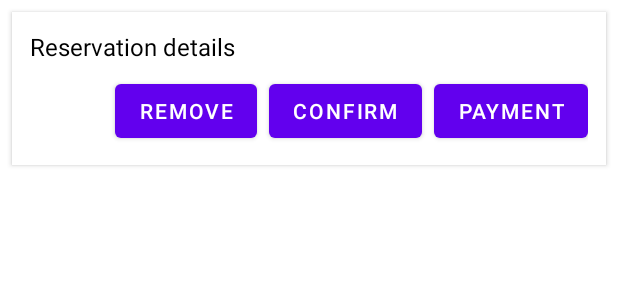
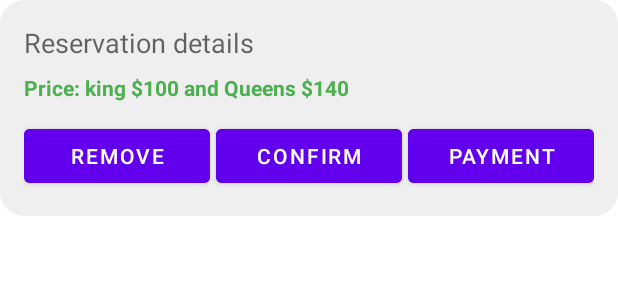
Before and after one commit to VikasSardhara/EZStay, an Android app: the layout item_cart_reservation.xml on its own in the app's theme, with its tools: preview values and no code run, on a phone screen of 412 x 824 dp. Shown: the top 300 px of the screen. Run offline under Robolectric (Android 15) with nearby library versions, the phone set to English and light mode, and no system bars.

Commit message:
Update item_cart_reservation.xml
added cart differently with same logic

```diff
--- a/Homepage/app/src/main/res/layout/item_cart_reservation.xml
+++ b/Homepage/app/src/main/res/layout/item_cart_reservation.xml
@@ -3,44 +3,62 @@
     android:layout_width="match_parent"
     android:layout_height="wrap_content"
     android:orientation="vertical"
-    android:padding="12dp"
-    android:background="@android:color/white"
-    android:layout_margin="8dp"
-    android:elevation="2dp">
+    android:padding="16dp"
+    android:background="@drawable/card_bg"
+    android:layout_marginBottom="12dp">
 
     <TextView
         android:id="@+id/tvReservationDetails"
         android:layout_width="match_parent"
         android:layout_height="wrap_content"
         android:text="Reservation details"
-        android:textSize="16sp"
-        android:textColor="@android:color/black" />
+        android:textAppearance="?android:attr/textAppearanceMedium"
+        android:paddingBottom="8dp" />
+
+    <TextView
+        android:id="@+id/tvReservationPrice"
+        android:layout_width="match_parent"
+        android:layout_height="wrap_content"
+        android:text="Price: king $100 and Queens $140"
+        android:textStyle="bold"
+        android:textColor="#4CAF50"
+        android:paddingBottom="8dp" />
 
     <LinearLayout
         android:layout_width="match_parent"
         android:layout_height="wrap_content"
         android:orientation="horizontal"
-        android:gravity="end"
-        android:layout_marginTop="8dp">
+        android:gravity="center"
+        android:layout_marginTop="4dp">
 
         <Button
             android:id="@+id/btnRemove"
-            android:layout_width="wrap_content"
+            android:layout_width="0dp"
             android:layout_height="wrap_content"
-            android:text="Remove" />
+            android:layout_weight="1"
+            android:text="REMOVE"
+            android:backgroundTint="@color/purple_500"
+            android:textColor="@android:color/white"
+            android:layout_marginEnd="4dp" />
 
         <Button
             android:id="@+id/btnConfirmBooking"
-            android:layout_width="wrap_content"
+            android:layout_width="0dp"
             android:layout_height="wrap_content"
-            android:text="Confirm"
-            android:layout_marginStart="8dp"/>
+            android:layout_weight="1"
+            android:text="CONFIRM"
+            android:backgroundTint="@color/purple_500"
+            android:textColor="@android:color/white"
+            android:layout_marginEnd="4dp" />
 
         <Button
             android:id="@+id/btnPayment"
-            android:layout_width="wrap_content"
+            android:layout_width="0dp"
             android:layout_height="wrap_content"
-            android:text="Payment"
-            android:layout_marginStart="8dp"/>
+            android:layout_weight="1"
+            android:text="PAYMENT"
+            android:backgroundTint="@color/purple_500"
+            android:textColor="@android:color/white" />
     </LinearLayout>
+
 </LinearLayout>
```
